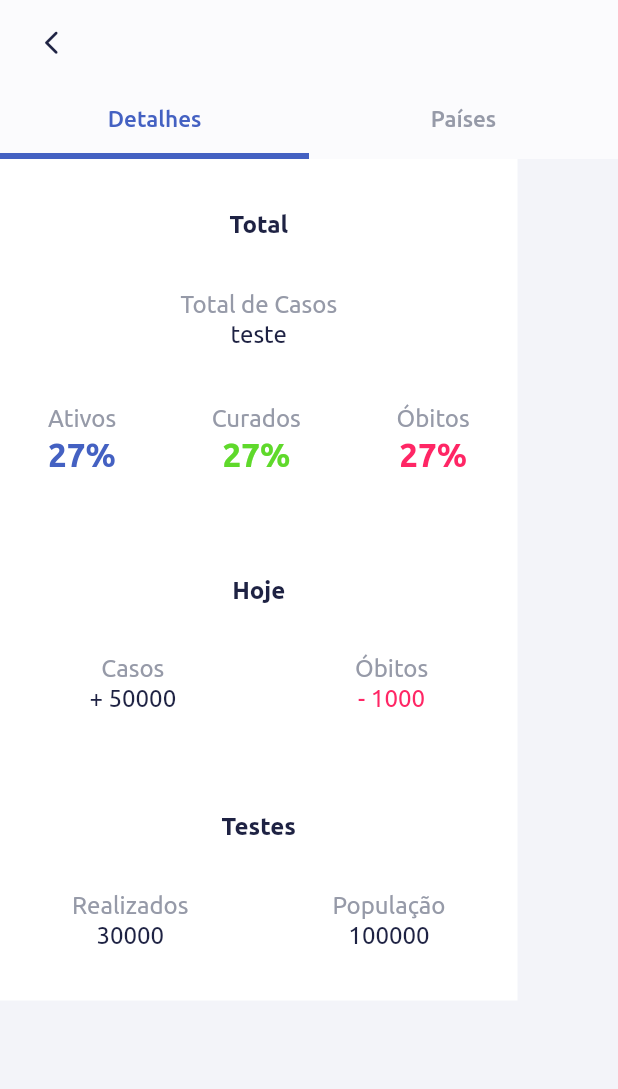
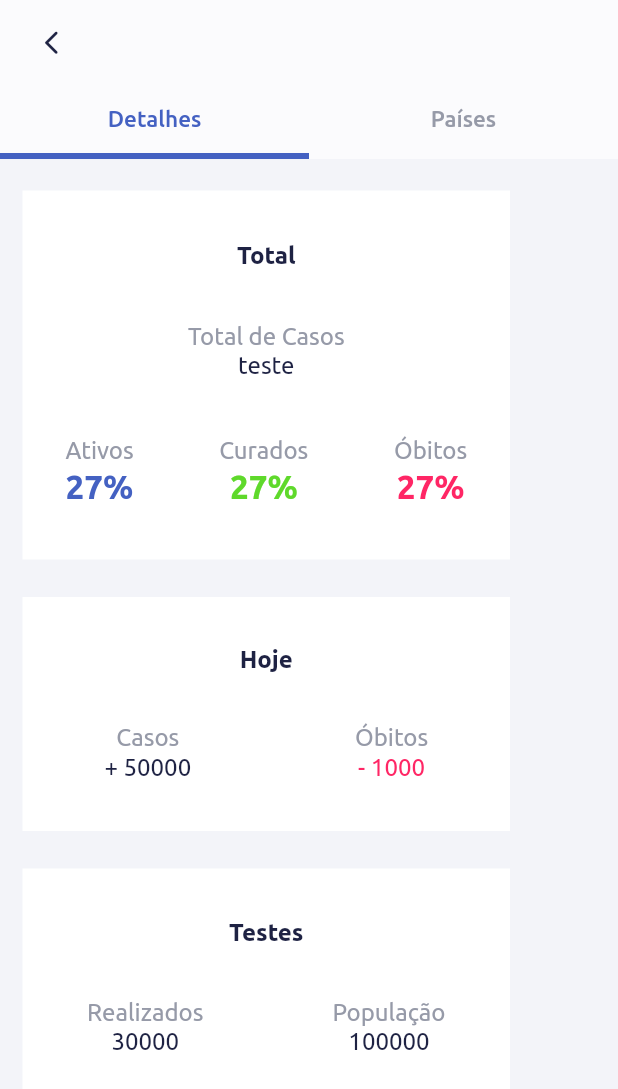
Before and after one commit to savioti/study_flutter_provider, a Flutter app: the ContinentOverviewPage screen opened directly with empty values, on a phone screen of 412 x 824 dp. Shown: the top 1089 px of the screen. Run offline on Flutter 3.47's test engine with Material 2 defaults, Android fonts, the phone set to English and light mode, and no system bars; our stand-ins replace dio; network calls fail; statements that could not run were skipped.

Commit message:
adicionando separação entre itens na coluna

```diff
--- a/lib/app/shared/widgets/tab_continent_details.dart
+++ b/lib/app/shared/widgets/tab_continent_details.dart
@@ -10,15 +10,16 @@ class ContinentDetailsTab extends StatelessWidget {
   @override
   Widget build(BuildContext context) {
     return SingleChildScrollView(
-      child: ConstrainedBox(
-        constraints: BoxConstraints(),
+      padding: EdgeInsets.fromLTRB(15.0, 21.0, 15.0, 21.0),
       child: Column(
+        mainAxisAlignment: MainAxisAlignment.spaceAround,
+        crossAxisAlignment: CrossAxisAlignment.center,
         children: [
           Row(
             children: [
               Container(
                 color: Colors.white,
-                  width: 345.0,
+                width: 325.0,
                 height: 246.0,
                 child: Column(
                   mainAxisAlignment: MainAxisAlignment.spaceEvenly,
@@ -76,9 +77,16 @@ class ContinentDetailsTab extends StatelessWidget {
           ),
           Row(
             children: [
+              SizedBox(
+                height: 25.0,
+              )
+            ],
+          ),
+          Row(
+            children: [
               Container(
                 color: Colors.white,
-                  width: 345.0,
+                width: 325.0,
                 height: 156.0,
                 child: Column(
                   mainAxisAlignment: MainAxisAlignment.spaceEvenly,
@@ -112,9 +120,16 @@ class ContinentDetailsTab extends StatelessWidget {
           ),
           Row(
             children: [
+              SizedBox(
+                height: 25.0,
+              )
+            ],
+          ),
+          Row(
+            children: [
               Container(
                 color: Colors.white,
-                  width: 345.0,
+                width: 325.0,
                 height: 159.0,
                 child: Column(
                   mainAxisAlignment: MainAxisAlignment.spaceEvenly,
@@ -147,7 +162,6 @@ class ContinentDetailsTab extends StatelessWidget {
           ),
         ],
       ),
-      ),
     );
   }
 }
```
Lines whose indentation alone changed are shown as unchanged.
